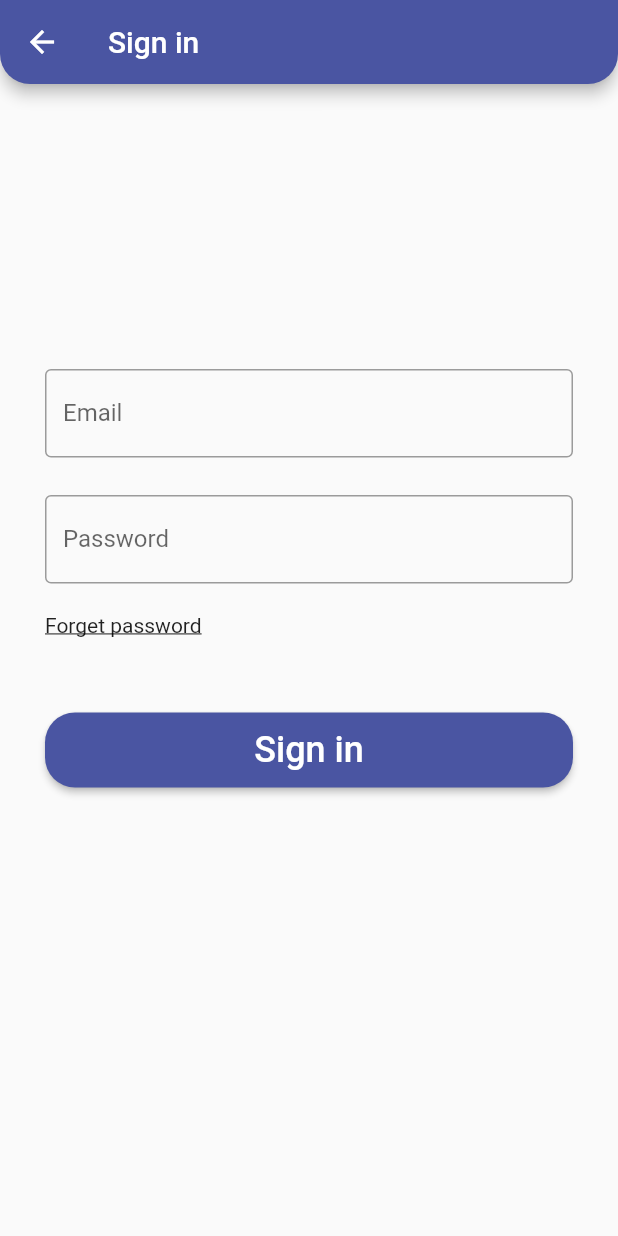
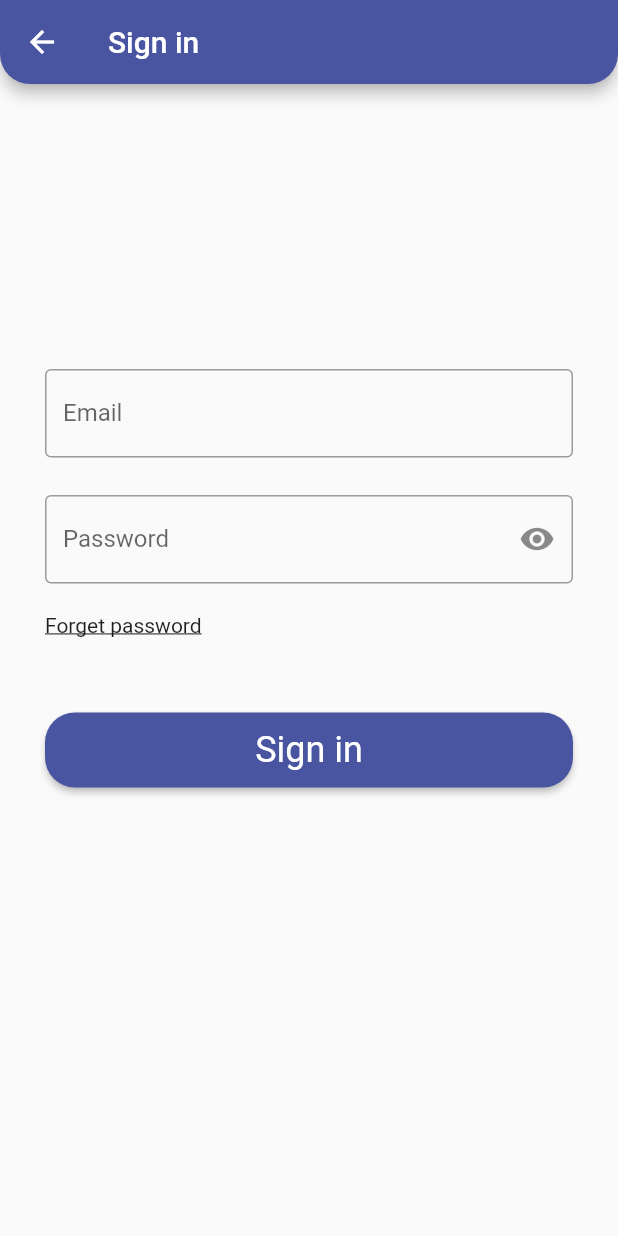
Before and after one commit to Ladan-Rajabian/my-project, a Flutter app: the screen it shows after launch, after a tap on "Sign in", on a phone screen of 412 x 824 dp. Run offline on Flutter 3.47's test engine with Material 2 defaults, Android fonts, the phone set to English and light mode, and no system bars.

Commit message:
theme addeed

```diff
--- a/lib/login_page/login_page.dart
+++ b/lib/login_page/login_page.dart
@@ -8,7 +8,6 @@ class LogInPage extends StatelessWidget {
   @override
   Widget build(BuildContext context) {
     return Scaffold(
-      backgroundColor: const Color.fromARGB(255, 232, 237, 244),
       body: SafeArea(
         child: Center(
           child: Container(
@@ -29,34 +28,18 @@ class LogInPage extends StatelessWidget {
                 height: 220,
               ),
               ElevatedButton(
-                style: ElevatedButton.styleFrom(
-                    minimumSize: const Size.fromHeight(50),
-                    backgroundColor: const Color.fromRGBO(74, 85, 162, 1),
-                    shape: const RoundedRectangleBorder(
-                        borderRadius: BorderRadius.all(Radius.circular(20)))),
                 onPressed: () {
                   Navigator.push(context,
                       MaterialPageRoute(builder: (context) => const SignIn()));
                 },
                 child: const Text(
                   'Sign in',
-                  style: TextStyle(
-                    fontSize: 24,
-                    color: Colors.white,
-                  ),
                 ),
               ),
               const SizedBox(
                 height: 10,
               ),
               OutlinedButton(
-                style: OutlinedButton.styleFrom(
-                  minimumSize: const Size.fromHeight(50),
-                  shape: const RoundedRectangleBorder(
-                      borderRadius: BorderRadius.all(Radius.circular(20))),
-                  side: const BorderSide(
-                      width: 5, color: Color.fromRGBO(74, 85, 162, 1)),
-                ),
                 onPressed: () {
                   Navigator.push(
                       context,
@@ -65,10 +48,6 @@ class LogInPage extends StatelessWidget {
                 },
                 child: const Text(
                   'Sign up',
-                  style: TextStyle(
-                    fontSize: 24,
-                    color: Color.fromRGBO(74, 85, 162, 1),
-                  ),
                 ),
               )
             ]),
@@ -81,20 +60,19 @@ class LogInPage extends StatelessWidget {
 
 // Sign in Screen
 
-class SignIn extends StatelessWidget {
+class SignIn extends StatefulWidget {
   const SignIn({super.key});
+  @override
+  State<SignIn> createState() => _SignInState();
+}
 
+class _SignInState extends State<SignIn> {
+  bool isObscured = true;
   @override
   Widget build(BuildContext context) {
     return Scaffold(
       appBar: AppBar(
         title: const Text('Sign in'),
-        backgroundColor: const Color.fromRGBO(74, 85, 162, 1),
-        shape: const RoundedRectangleBorder(
-          borderRadius: BorderRadius.only(
-              bottomLeft: Radius.circular(20),
-              bottomRight: Radius.circular(20)),
-        ),
       ),
       body: Container(
         padding: const EdgeInsets.only(left: 30, right: 30, top: 190),
@@ -107,10 +85,18 @@ class SignIn extends StatelessWidget {
             const SizedBox(
               height: 25,
             ),
-            const TextField(
-              obscureText: true,
+            TextField(
+              obscureText: isObscured,
               decoration: InputDecoration(
-                  border: OutlineInputBorder(), labelText: 'Password'),
+                  suffixIcon: IconButton(
+                      onPressed: () {
+                        setState(() {
+                          isObscured = !isObscured;
+                        });
+                      },
+                      icon: const Icon(Icons.remove_red_eye)),
+                  border: const OutlineInputBorder(),
+                  labelText: 'Password'),
             ),
             const SizedBox(
               height: 20,
--- a/lib/main.dart
+++ b/lib/main.dart
@@ -1,7 +1,5 @@
 import 'package:flutter/material.dart';
 import 'package:flutter_untiteld/login_page/login_page.dart';
-
-
 
 void main() {
   runApp(const MyApp());
@@ -12,8 +10,39 @@ class MyApp extends StatelessWidget {
 
   @override
   Widget build(BuildContext context) {
-    return const MaterialApp(
-      home: LogInPage(),
+    return MaterialApp(
+      theme: ThemeData(
+        primaryColor: const Color.fromARGB(255, 232, 237, 244),
+        appBarTheme: const AppBarTheme(
+          backgroundColor: Color.fromRGBO(74, 85, 162, 1),
+          shape: RoundedRectangleBorder(
+            borderRadius: BorderRadius.only(
+                bottomLeft: Radius.circular(20),
+                bottomRight: Radius.circular(20)),
+          ),
+        ),
+        elevatedButtonTheme: ElevatedButtonThemeData(
+          style: ElevatedButton.styleFrom(
+              backgroundColor: const Color.fromRGBO(74, 85, 162, 1),
+              shape: const RoundedRectangleBorder(
+                  borderRadius: BorderRadius.all(Radius.circular(20))),
+              minimumSize: const Size.fromHeight(50),
+              textStyle: const TextStyle(color: Colors.white, fontSize: 24)),
+        ),
+        outlinedButtonTheme: OutlinedButtonThemeData(
+          style: OutlinedButton.styleFrom(
+              minimumSize: const Size.fromHeight(50),
+              shape: const RoundedRectangleBorder(
+                  borderRadius: BorderRadius.all(Radius.circular(20))),
+              side: const BorderSide(
+                  width: 5, color: Color.fromRGBO(74, 85, 162, 1)),
+              textStyle: const TextStyle(
+                fontSize: 24,
+                color: Color.fromRGBO(74, 85, 162, 1),
+              )),
+        ),
+      ),
+      home: const LogInPage(),
     );
   }
 }
```
